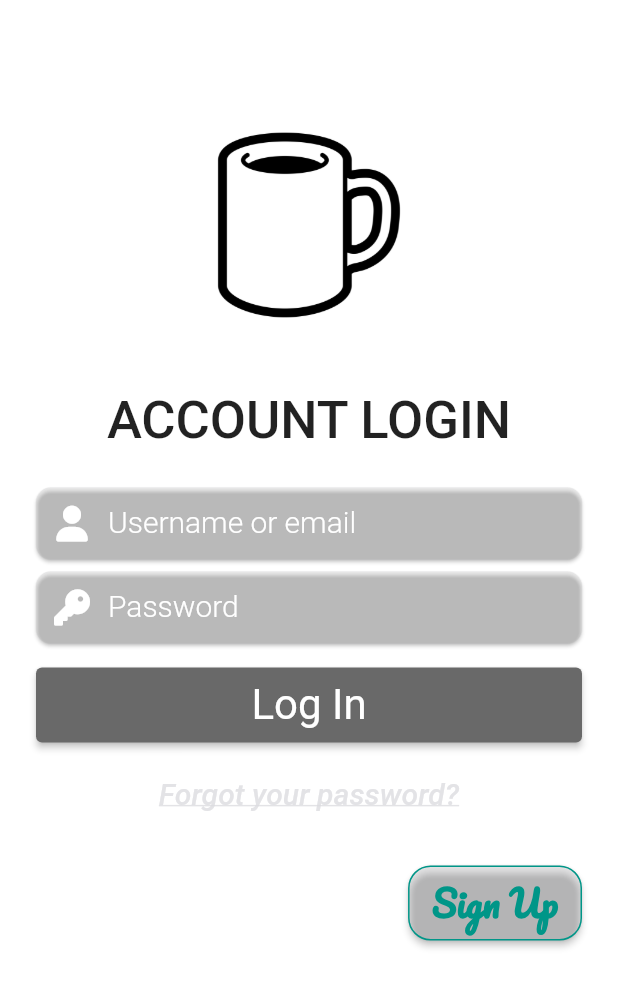
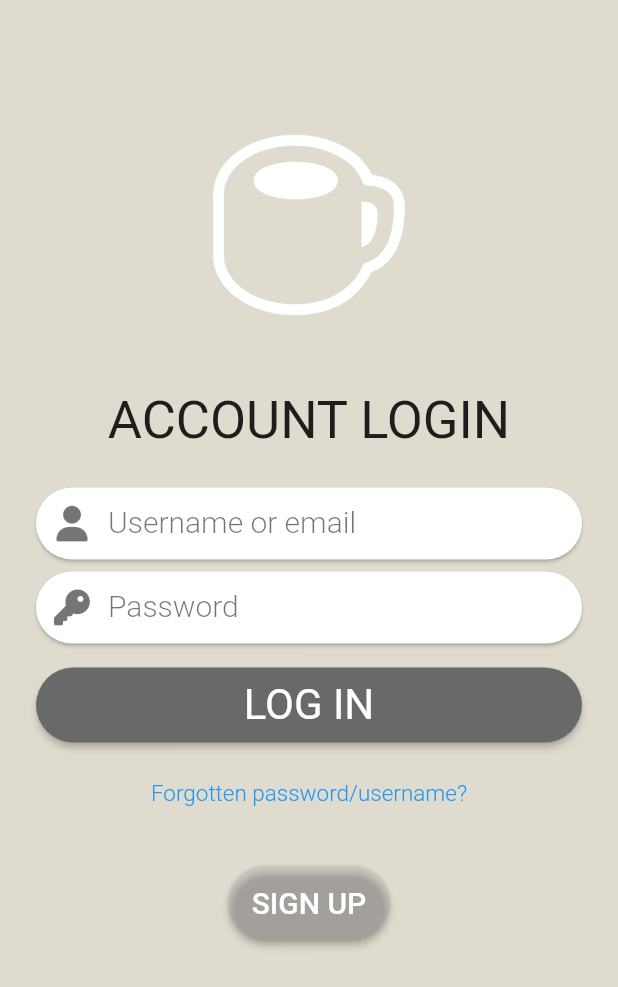
Before and after one commit to StanislavAlpatiev/FikaAndFocus, a Flutter app: the screen it shows after launch, on a phone screen of 412 x 824 dp. Shown: the top 987 px of the screen. Run offline on Flutter 3.47's test engine with Material 2 defaults, Android fonts, the phone set to English and light mode, and no system bars; our stand-ins replace font_awesome_flutter, geolocator, google_fonts, google_maps_flutter; accounts and stored records are empty.

Commit message:
LogIn.dart final design for input boxes implemented, standardised colors

```diff
--- a/fika_and_fokus/lib/LogIn.dart
+++ b/fika_and_fokus/lib/LogIn.dart
@@ -45,7 +45,7 @@ class _LogInState extends State<LogIn> {
         // ),
         child: SafeArea(
           child: Scaffold(
-            backgroundColor: Colors.transparent,
+            backgroundColor: Color(0xFFE0DBCF),
             body: Padding(
               padding: const EdgeInsets.fromLTRB(20, 50, 20, 20),
               child: ListView(
@@ -53,15 +53,14 @@ class _LogInState extends State<LogIn> {
                 // ignore: prefer_const_literals_to_create_immutables
                 children: <Widget>[
                   // ignore: prefer_const_constructors
-                  Image.asset('images/logo-black-2.png',width:600,height:200),
+                  Image.asset('images/logo-white.png',width:600,height:200),
                   Padding(padding: const EdgeInsets.fromLTRB(20, 5, 20, 5)),
                   Center(
                     child: Text(
                       "ACCOUNT LOGIN",
                       style: GoogleFonts.roboto(
                           fontSize: 35.00,
-                          fontWeight: FontWeight.w500),
-
+                          fontWeight: FontWeight.w400),
                     ),
                   ),
                   // const SizedBox(
@@ -80,7 +79,7 @@ class _LogInState extends State<LogIn> {
                   Card(
                     // ignore: prefer_const_constructors
                     child: TextFormField(
-                      decoration: InputDecoration(
+                      decoration: const InputDecoration(
                         contentPadding: EdgeInsets.symmetric(horizontal: 100, vertical: 0),
                         border: InputBorder.none,
                         prefixIcon: Align(
@@ -88,22 +87,17 @@ class _LogInState extends State<LogIn> {
                           heightFactor: 1.0,
                           child: FaIcon(
                             FontAwesomeIcons.solidUser,
-                            color: Colors.white,
+                            color: Colors.black54,
                           ),
                         ),
                         labelText: 'Username or email',
                         labelStyle: TextStyle(
-                          color: Colors.white,
+                          color: Colors.black54,
                           fontSize: 20,
                         ),
                       ),
                       // ignore: prefer_const_constructors
                       style: GoogleFonts.roboto(fontWeight: FontWeight.w300),
-                          //   TextStyle(
-                          // color: Color.fromARGB(255, 255, 255, 255),
-                          // fontSize: 20,
-                          // fontWeight: FontWeight.bold),
-                      //To check the input value.
                       validator: (value) {
                         if (value == null || value.isEmpty) {
                           return 'Email is empty';
@@ -115,9 +109,9 @@ class _LogInState extends State<LogIn> {
                         user.email = val;
                       },
                     ),
-                    color: const Color.fromARGB(51, 183, 183, 185),
+                    color: const Color.fromARGB(255, 255, 255, 255),
                     shape: RoundedRectangleBorder(
-                      borderRadius: BorderRadius.circular(10),
+                      borderRadius: BorderRadius.circular(30),
                     ),
                   ),
                   Card(
@@ -131,12 +125,12 @@ class _LogInState extends State<LogIn> {
                           heightFactor: 1.0,
                           child: FaIcon(
                             FontAwesomeIcons.key,
-                            color: Colors.white,
+                            color: Colors.black54,
                           ),
                         ),
                         labelText: 'Password',
                         labelStyle: TextStyle(
-                          color: Colors.white,
+                          color: Colors.black54,
                           fontSize: 20,
                         ),
                       ),
@@ -152,9 +146,9 @@ class _LogInState extends State<LogIn> {
                         user.password = val;
                       },
                     ),
-                    color: Color.fromARGB(51, 183, 183, 185),
+                    color: const Color.fromARGB(255, 255, 255, 255),
                     shape: RoundedRectangleBorder(
-                      borderRadius: BorderRadius.circular(10),
+                      borderRadius: BorderRadius.circular(30),
                     ),
                   ),
                   const SizedBox(
@@ -174,7 +168,7 @@ class _LogInState extends State<LogIn> {
                         );
                       },
                       child: Text(
-                        'Log In',
+                        'LOG IN',
                         style: GoogleFonts.roboto(
                           fontSize: 28,
                           fontWeight: FontWeight.normal
@@ -188,8 +182,12 @@ class _LogInState extends State<LogIn> {
                       ),
                       style: ElevatedButton.styleFrom(
                         primary: Color.fromARGB(255, 105, 105, 105),
+                        shape: RoundedRectangleBorder(
+                          borderRadius: BorderRadius.circular(30),
+                        ),
                         // side: BorderSide(color: Colors.green),
                       ),
+
                     ),
                   ),
                   const SizedBox(
@@ -198,14 +196,11 @@ class _LogInState extends State<LogIn> {
                   ),
                   TextButton(
                     onPressed: () {},
-                    child: const Text(
-                      "Forgot your password?",
-                      style: TextStyle(
-                        color: Color.fromARGB(200, 219, 219, 223),
-                        decoration: TextDecoration.underline,
-                        fontSize: 20,
-                        fontStyle: FontStyle.italic,
-                      ),
+                    child: Text(
+                      "Forgotten password/username?",
+                      style: GoogleFonts.roboto(
+                          fontSize: 15.00,
+                          fontWeight: FontWeight.w300),
                       textAlign: TextAlign.center,
                     ),
                   ),
@@ -214,17 +209,10 @@ class _LogInState extends State<LogIn> {
                   ),
                   Row(
                     // ignore: prefer_const_literals_to_create_immutables
-                    //crossAxisAlignment: CrossAxisAlignment.center,
-                    mainAxisAlignment: MainAxisAlignment.spaceBetween,
+                    mainAxisAlignment: MainAxisAlignment.center,
+                    crossAxisAlignment: CrossAxisAlignment.center,
+                    // mainAxisAlignment: MainAxisAlignment.spaceBetween,
                     children: <Widget>[
-                      const Text(
-                        'No Account? ',
-                        style: TextStyle(
-                          color: Colors.white,
-                          fontWeight: FontWeight.bold,
-                          fontSize: 22,
-                        ),
-                      ),
                       Container(
                         height: 50,
                         padding: const EdgeInsets.symmetric(vertical: 0, horizontal: 4),
@@ -237,22 +225,19 @@ class _LogInState extends State<LogIn> {
                               ),
                             );
                           },
-                          child: const Text(
-                            'Sign Up',
-                            style: TextStyle(
-                              color: Colors.teal,
-                              fontSize: 24,
-                              fontWeight: FontWeight.bold,
-                              fontFamily: 'Pacifico',
-                            ),
+                          child: Text(
+                            'SIGN UP',
+                            style: GoogleFonts.roboto(
+                                fontSize: 20.00,
+                                fontWeight: FontWeight.w500),
                           ),
                           style: ElevatedButton.styleFrom(
                             primary: Color.fromARGB(51, 161, 161, 165),
                             shape: RoundedRectangleBorder(
-                              borderRadius: BorderRadius.circular(15.0),
-                              side: BorderSide(
-                                color: Colors.teal,
-                              ),
+                              borderRadius: BorderRadius.circular(30),
+                              // side: BorderSide(
+                              //   color: Colors.black,
+                              // ),
                             ),
                           ),
                         ),
```
